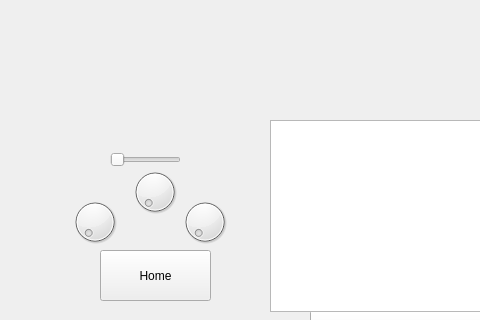
Old version of the form form.ui in the repository EAOZONE/MotionSimRepo; both pictures show x 0 to 480 and y 90 to 410 of the 800 by 600 pixel window.
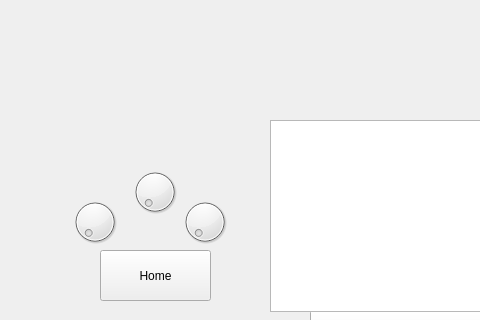
New version of the form.

What changed in the file:
```diff
--- a/form.ui
+++ b/form.ui
@@ -115,19 +115,14 @@
     <string>Enable All</string>
    </property>
   </widget>
-  <widget class="QSlider" name="horizontalSlider">
-   <property name="geometry">
-    <rect>
-     <x>110</x>
-     <y>240</y>
-     <width>71</width>
-     <height>20</height>
-    </rect>
-   </property>
-   <property name="orientation">
-    <enum>Qt::Orientation::Horizontal</enum>
-   </property>
-  </widget>
+  <zorder>Actuator2</zorder>
+  <zorder>pushButton</zorder>
+  <zorder>graphicsView</zorder>
+  <zorder>scrollArea</zorder>
+  <zorder>Actuator1</zorder>
+  <zorder>Actuator3</zorder>
+  <zorder>pushButton_2</zorder>
+  <zorder>checkBox</zorder>
  </widget>
  <resources/>
  <connections/>
```
